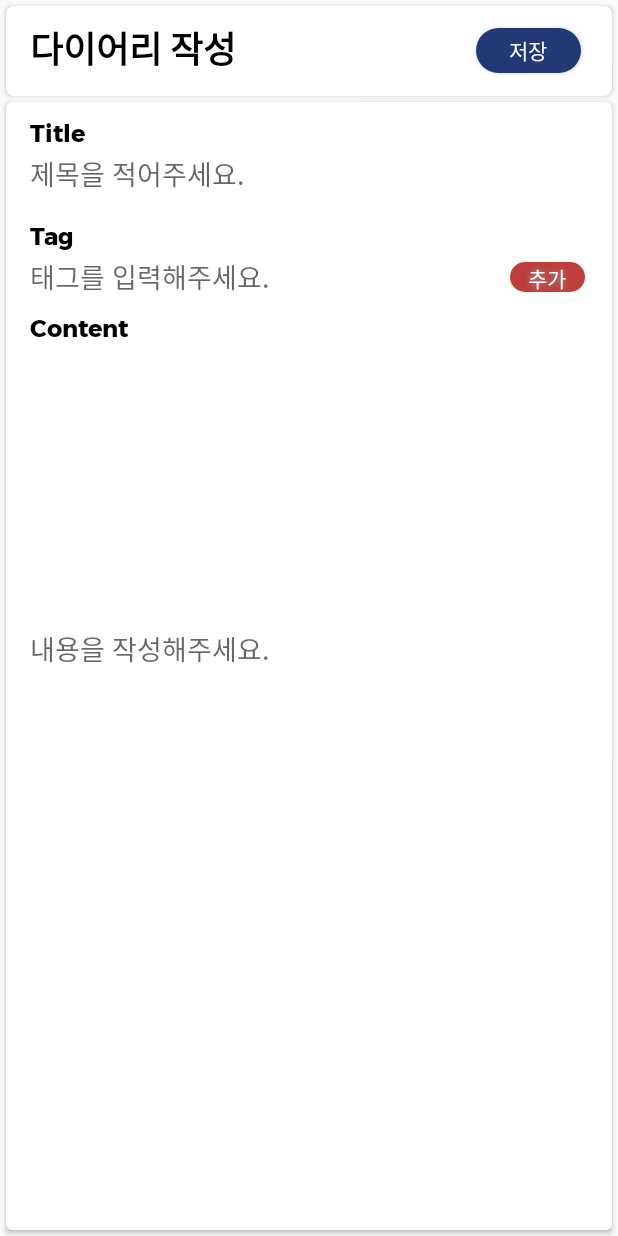
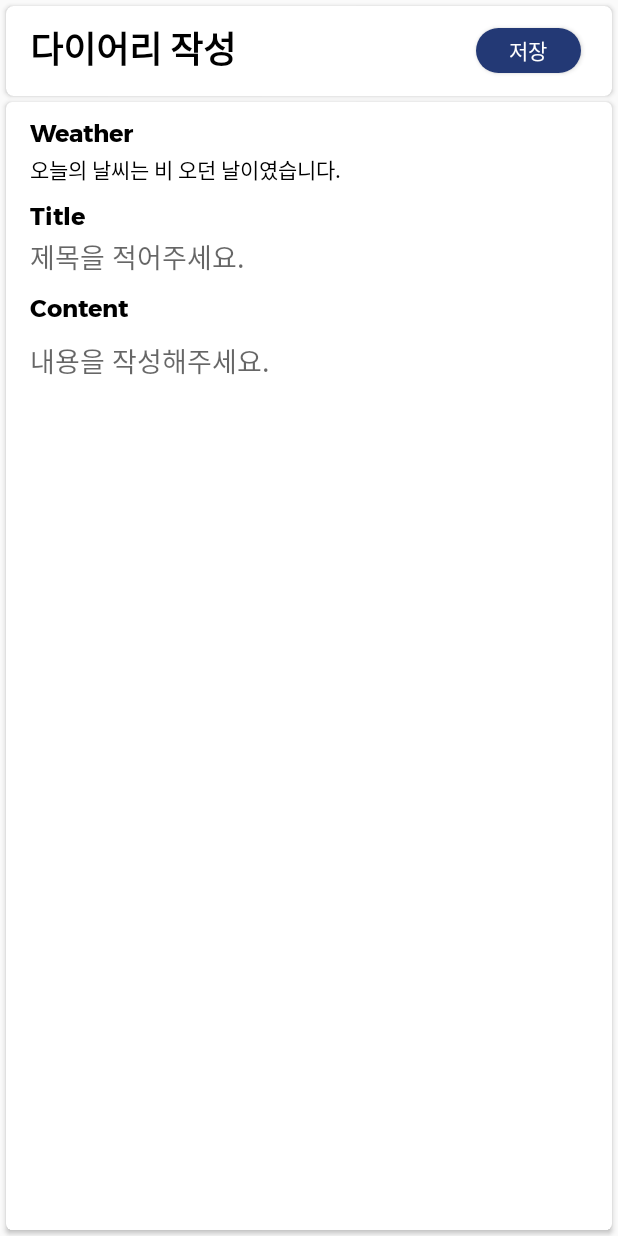
Before and after one commit to YONGJAEEE/Ddobagi, an Android app: the WriteActivity screen opened directly, with no data from a screen before it, on a phone screen of 412 x 824 dp. Run offline under Robolectric (Android 15) with nearby library versions, the phone set to English and light mode, and no system bars.

Commit message:
일기 작성 UI 수정

```diff
--- a/Ddobagi3/app/src/main/res/layout/activity_write.xml
+++ b/Ddobagi3/app/src/main/res/layout/activity_write.xml
@@ -54,17 +54,63 @@
         app:layout_constraintStart_toStartOf="parent"
         app:layout_constraintTop_toBottomOf="@+id/DiaryCardView">
 
-        <LinearLayout
+        <androidx.constraintlayout.widget.ConstraintLayout
             android:layout_width="match_parent"
-            android:layout_height="match_parent"
-            android:orientation="vertical">
+            android:layout_height="match_parent">
 
             <LinearLayout
+                android:id="@+id/linear1"
                 android:layout_width="match_parent"
                 android:layout_height="wrap_content"
                 android:layout_marginStart="16dp"
+                android:layout_marginEnd="16dp"
                 android:layout_marginTop="8dp"
+                app:layout_constraintTop_toTopOf="parent"
+                app:layout_constraintStart_toStartOf="parent"
+                app:layout_constraintEnd_toEndOf="parent"
                 android:orientation="vertical">
+
+                <TextView
+                    android:layout_width="match_parent"
+                    android:layout_height="wrap_content"
+                    android:fontFamily="@font/bold"
+                    android:text="Weather"
+                    android:textColor="@color/black"
+                    android:textSize="16sp" />
+
+                <LinearLayout
+                    android:layout_width="wrap_content"
+                    android:layout_height="wrap_content"
+                    android:orientation="horizontal">
+                    <TextView
+                        android:layout_width="wrap_content"
+                        android:layout_height="wrap_content"
+                        android:textColor="@color/black"
+                        android:text="오늘의 날씨는 "/>
+                    <TextView
+                        android:layout_width="wrap_content"
+                        android:layout_height="wrap_content"
+                        android:textColor="@color/black"
+                        android:text="비 오던 날"/>
+                    <TextView
+                        android:layout_width="wrap_content"
+                        android:layout_height="wrap_content"
+                        android:textColor="@color/black"
+                        android:text="이였습니다."/>
+                </LinearLayout>
+            </LinearLayout>
+
+            <LinearLayout
+                android:id="@+id/linear2"
+                android:layout_width="match_parent"
+                android:layout_height="wrap_content"
+                android:orientation="vertical"
+                app:layout_constraintTop_toBottomOf="@+id/linear1"
+                app:layout_constraintStart_toStartOf="parent"
+                app:layout_constraintEnd_toEndOf="parent"
+                android:layout_marginStart="16dp"
+                android:layout_marginEnd="16dp"
+                android:layout_marginTop="8dp">
 
                 <TextView
                     android:layout_width="match_parent"
@@ -84,49 +130,9 @@
             <LinearLayout
                 android:layout_width="match_parent"
                 android:layout_height="wrap_content"
-                android:layout_marginStart="16dp"
-                android:layout_marginTop="15dp"
-                android:orientation="vertical">
-
-                <TextView
-                    android:layout_width="match_parent"
-                    android:layout_height="wrap_content"
-                    android:fontFamily="@font/bold"
-                    android:text="Tag"
-                    android:textColor="@color/black"
-                    android:textSize="16sp" />
-
-                <LinearLayout
-                    android:layout_width="match_parent"
-                    android:layout_height="wrap_content"
-                    android:orientation="horizontal">
-
-                    <EditText
-                        android:layout_width="320dp"
-                        android:layout_height="wrap_content"
-                        android:background="@null"
-                        android:hint="태그를 입력해주세요." />
-                    <Button
-                        android:id="@+id/angry_btn"
-
-                        android:text="추가"
-                        android:textColor="#FFFFFF"
-                        android:layout_width="50dp"
-                        android:layout_height="20dp"
-                        android:background="@drawable/buttonbackground"
-                        android:shadowColor="#A8A8A8"
-                        android:shadowDx="0"
-                        android:shadowDy="0"
-                        android:shadowRadius="5"
-                        />
-                </LinearLayout>
-
-
-            </LinearLayout>
-
-            <LinearLayout
-                android:layout_width="match_parent"
-                android:layout_height="match_parent"
+                app:layout_constraintStart_toStartOf="parent"
+                app:layout_constraintEnd_toEndOf="parent"
+                app:layout_constraintTop_toBottomOf="@+id/linear2"
                 android:orientation="vertical">
                 <TextView
                     android:layout_width="match_parent"
@@ -139,13 +145,14 @@
                     android:textColor="@color/black"/>
                 <EditText
                     android:layout_width="match_parent"
-                    android:layout_height="385dp"
+                    android:layout_height="match_parent"
                     android:layout_marginStart="16dp"
                     android:layout_marginTop="8dp"
                     android:background="@null"
                     android:hint="내용을 작성해주세요."/>
             </LinearLayout>
-        </LinearLayout>
+
+        </androidx.constraintlayout.widget.ConstraintLayout>
     </androidx.cardview.widget.CardView>
 
 </androidx.constraintlayout.widget.ConstraintLayout>
```
